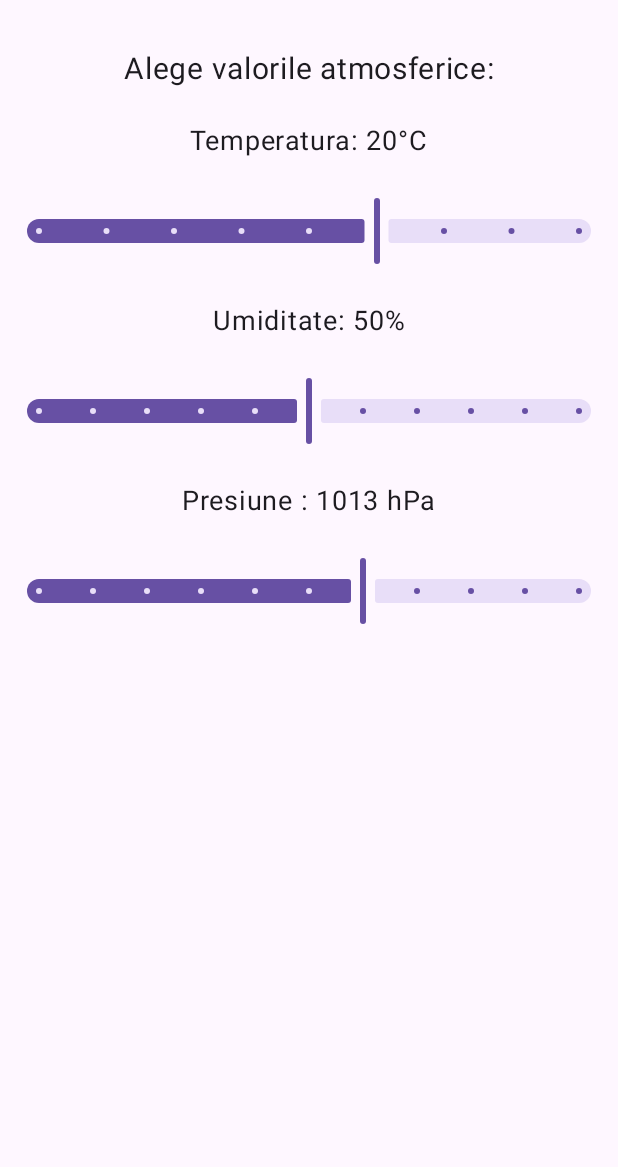
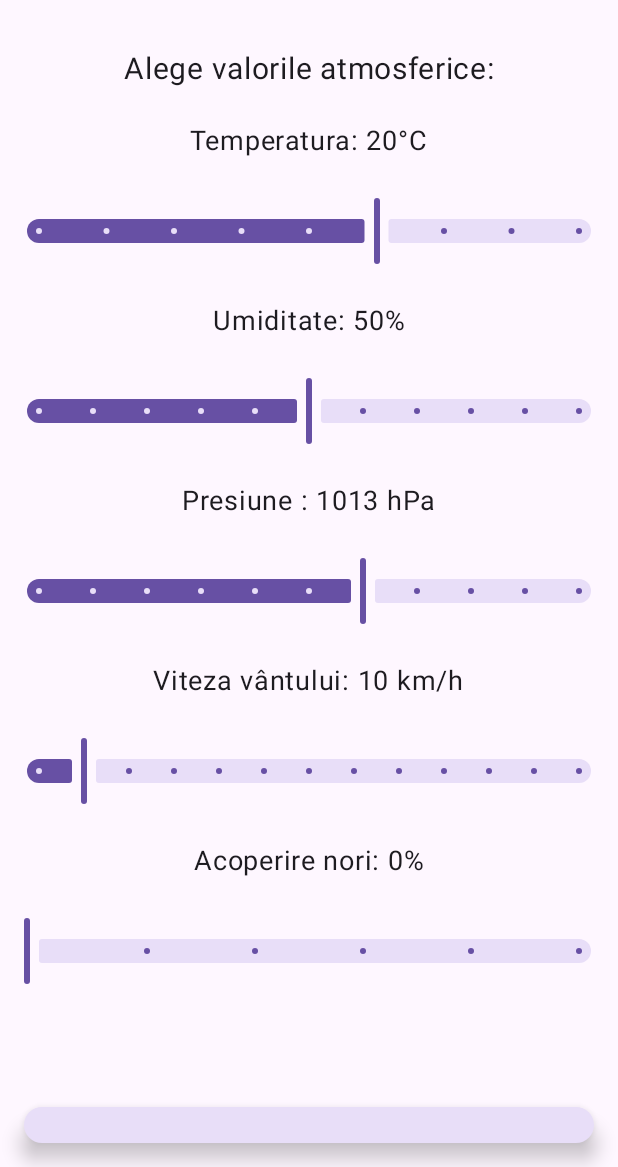
Before and after one commit to alexdumi0106/Weather-Simulator, an Android app built with Jetpack Compose: the screen it shows after launch (MainActivity), on a phone screen of 412 x 824 dp, the part 69-1236 px from its top. Run offline under Robolectric (Android 15) with nearby library versions, the phone set to English and light mode, and no system bars.

Commit message:
Added 2 more sliders: Wind & Cloud Coverage and also some animations for different weather conditions

```diff
--- a/app/src/main/java/com/example/weathersimulator/MainActivity.kt
+++ b/app/src/main/java/com/example/weathersimulator/MainActivity.kt
@@ -29,6 +29,9 @@ fun WeatherSimulatorApp() {
     var temperature by remember { mutableStateOf(20f) }
     var humidity by remember { mutableStateOf(50f) }
     var pressure by remember { mutableStateOf(1013f) }
+    var wind by remember { mutableStateOf(10f) }
+    var cloudCoverage by remember { mutableStateOf(0f) }
+
 
     Scaffold(
         topBar = {
@@ -71,6 +74,106 @@ fun WeatherSimulatorApp() {
                 valueRange = 950f..1050f,
                 steps = 9
             )
+
+            Text(text = "Viteza vântului: ${wind.toInt()} km/h", fontSize = 18.sp)
+            Slider(
+                value = wind,
+                onValueChange = { wind = it },
+                valueRange = 0f..120f,
+                steps = 11
+            )
+
+
+            Text(text = "Acoperire nori: ${cloudCoverage.toInt()}%", fontSize = 18.sp)
+            Slider(
+                value = cloudCoverage,
+                onValueChange = { cloudCoverage = it },
+                valueRange = 0f..100f,
+                steps = 4 // valorile: 0, 20, 40, 60, 80, 100
+            )
+
+
+            Spacer(modifier = Modifier.height(32.dp))
+
+            // —— Card de simulare vizuală ——
+            WeatherDisplayCard(
+                temperature = temperature,
+                humidity = humidity,
+                pressure = pressure,
+                wind = wind,
+                cloudCoverage = cloudCoverage
+            )
         }
     }
 }
+
+// —— Composable pentru Card-ul meteo —— //
+@Composable
+fun WeatherDisplayCard(
+    temperature: Float,
+    humidity: Float,
+    pressure: Float,
+    wind: Float,
+    cloudCoverage: Float
+) {
+    val (icon, description) = remember(temperature, humidity, pressure, wind, cloudCoverage) {
+        when {
+            // 🌫️ Ceață
+            humidity > 95 && pressure < 1010 && temperature in 0f..15f ->
+                "🌫️" to "Ceață"
+
+            // 🌨️ Ninsoare
+            temperature < 0 && humidity > 70 ->
+                "🌨️" to "Ninsoare"
+
+            // ⛈️ Furtună
+            humidity > 90 && wind >= 50 && pressure < 1000 ->
+                "⛈️" to "Furtună"
+
+            // 🌦️ Furtună cu soare
+            humidity > 70 && wind >= 40 && pressure in 995f..1005f && temperature > 20 && cloudCoverage in 20f .. 60f ->
+                "🌦️" to "Furtună cu soare"
+
+            // 🌧️ Ploaie
+            humidity > 85 && pressure < 1005 && cloudCoverage >= 80 ->
+                "🌧️" to "Ploaie"
+
+            // ☀️ / ☁️ bazat pe acoperirea norilor
+            cloudCoverage == 0f -> "☀️" to "Insorit"
+            cloudCoverage == 20f -> "🌤️" to "Predominant insorit"
+            cloudCoverage == 40f -> "⛅" to "Parțial insorit"
+            cloudCoverage == 60f -> "🌥️" to "Nori și soare"
+            cloudCoverage == 80f -> "🌥️" to "Predominant noros"
+            cloudCoverage == 100f -> "☁️" to "Noros"
+
+            // fallback
+            else -> "🌦️" to "Condiții variabile"
+        }
+    }
+
+    Card(
+        modifier = Modifier
+            .fillMaxWidth()
+            .height(180.dp),
+        colors = CardDefaults.cardColors(
+            containerColor = MaterialTheme.colorScheme.secondaryContainer
+        ),
+        elevation = CardDefaults.cardElevation(defaultElevation = 8.dp)
+    ) {
+        Column(
+            modifier = Modifier
+                .fillMaxSize()
+                .padding(16.dp),
+            verticalArrangement = Arrangement.Center,
+            horizontalAlignment = Alignment.CenterHorizontally
+        ) {
+            Text(text = icon, fontSize = 56.sp)
+            Spacer(modifier = Modifier.height(12.dp))
+            Text(
+                text = description,
+                fontSize = 22.sp,
+                color = MaterialTheme.colorScheme.onSecondaryContainer
+            )
+        }
+    }
+}
```
Also changed, not shown: 1 other file.
